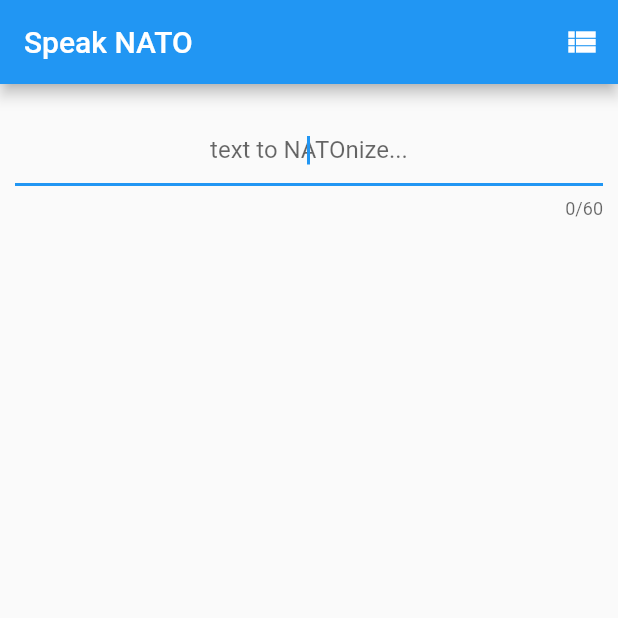
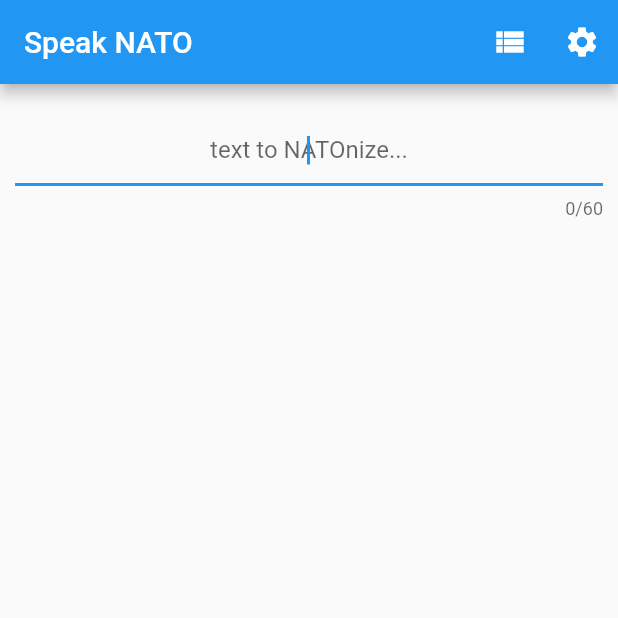
Before and after one commit to sashko/speak_nato, a Flutter app: the screen it shows after launch, on a phone screen of 412 x 824 dp, the top half of it. Run offline on Flutter 3.47's test engine with Material 2 defaults, Android fonts, the phone set to English and light mode, and no system bars.

```diff
--- a/lib/main.dart
+++ b/lib/main.dart
@@ -1,5 +1,6 @@
 import 'package:speak_nato/screens/alphabet_screen.dart';
 import 'package:speak_nato/screens/main_screen.dart';
+import 'package:speak_nato/screens/settings_screen.dart';
 
 import 'package:flutter/material.dart';
 
@@ -17,6 +18,7 @@ class NatoApp extends StatelessWidget {
       routes: <String, WidgetBuilder>{
         '/MainScreen': (BuildContext context) => new MainScreen(),
         '/AlphabetScreen': (BuildContext context) => new AlphabetScreen(),
+        '/SettingsScreen': (BuildContext context) => new SettingsScreen(),
       },
       home: new MainScreen(),
     );
--- a/lib/screens/main_screen.dart
+++ b/lib/screens/main_screen.dart
@@ -30,6 +30,12 @@ class NatoAppState extends State<MainScreen> {
                 Navigator.of(context).pushNamed('/AlphabetScreen');
               },
             ),
+            new IconButton(
+              icon: new Icon(Icons.settings),
+              onPressed: () {
+                Navigator.of(context).pushNamed('/SettingsScreen');
+              }
+            )
           ]
         ),
         body: new Container(
```
Also changed, not shown: lib/screens/settings_screen.dart (added, +15 -0 lines).
